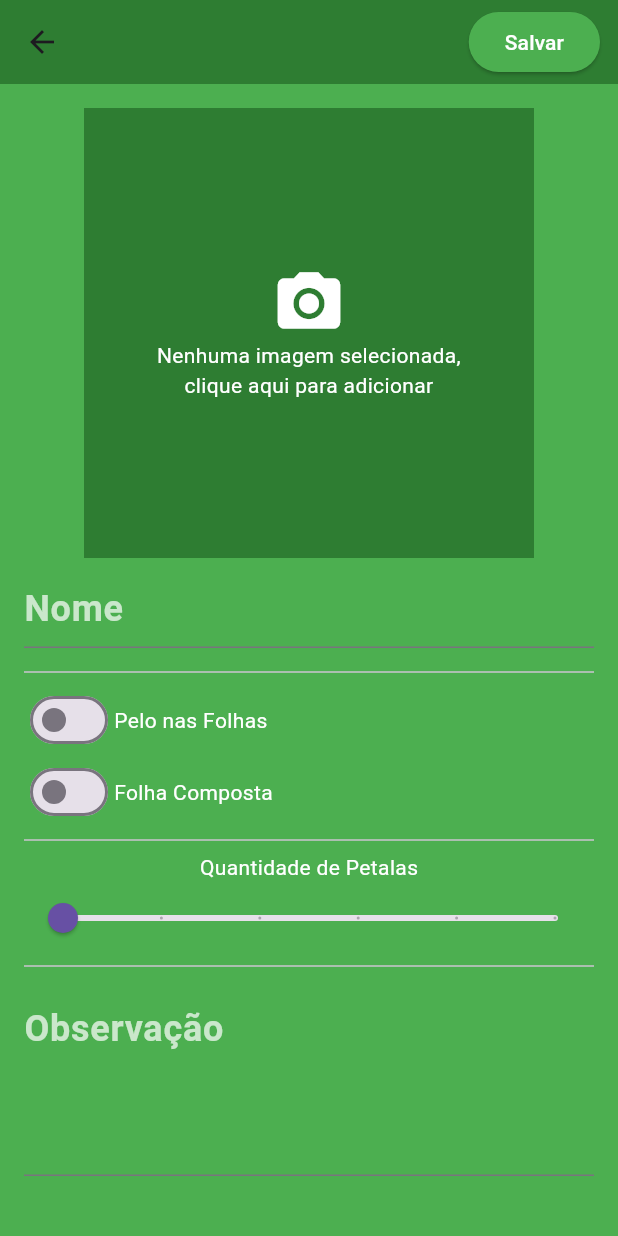
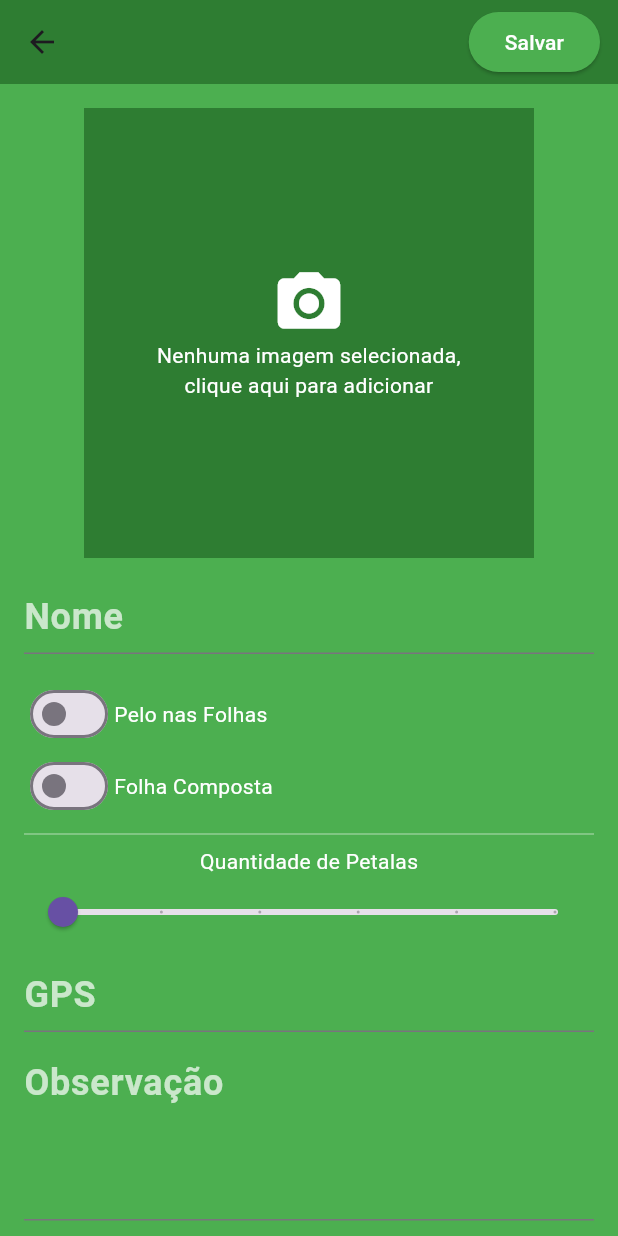
Before and after one commit to MarcosPrintes001/Bio_catalogo, a Flutter app: the screen it shows after launch, after a tap on the "add" icon, on a phone screen of 412 x 824 dp. Run offline on Flutter 3.47's test engine with Material 3 defaults, Android fonts, the phone set to English and light mode, and no system bars; our stand-ins replace image_picker, sqflite; accounts and stored records are empty.

Commit message:
salvando dados no banco, ajustar tela de details e formPalnt

```diff
--- a/lib/db/plants_database.dart
+++ b/lib/db/plants_database.dart
@@ -50,6 +50,7 @@ CREATE TABLE $tablePlants (
     final db = await instance.database;
 
     final id = await db.insert(tablePlants, plant.toJson());
+    print(plant.observation);
     return plant.copy(id: id);
   }
 
--- a/lib/main.dart
+++ b/lib/main.dart
@@ -10,6 +10,7 @@ void main() async {
   ]);
   runApp(const MainApp());
 }
+
 
 class MainApp extends StatelessWidget {
   const MainApp({super.key});
--- a/lib/pages/edit_plant.dart
+++ b/lib/pages/edit_plant.dart
@@ -30,11 +30,6 @@ class _AddEditPlantPageState extends State<AddEditPlantPage> {
 
   late String observation;
   late String gpsLocation;
-
-  // late bool isImportant;
-  // late int number;
-  // late String title;
-  // late String description;
 
   @override
   void initState() {
@@ -89,19 +84,21 @@ class _AddEditPlantPageState extends State<AddEditPlantPage> {
                     onChangedpetalCount: (onChangedpetalCount) =>
                         setState(() => this.petalCount = onChangedpetalCount),
                     onChangedhasLeafHair: (onChangedhasLeafHair) =>
-                        setState(() => this.hasLeafHair),
+                        setState(() => this.hasLeafHair = onChangedhasLeafHair),
                     onChangedisGlabrous: (onChangedisGlabrous) =>
-                        setState(() => this.isGlabrous),
+                        setState(() => this.isGlabrous = onChangedisGlabrous),
                     onChangedhasSimpleLeaf: (onChangedhasSimpleLeaf) =>
-                        setState(() => this.hasSimpleLeaf),
+                        setState(
+                            () => this.hasSimpleLeaf = onChangedhasSimpleLeaf),
                     onChangedhasCompostLeaf: (onChangedhasCompostLeaf) =>
-                        setState(() => this.hasLeafHair),
+                        setState(() =>
+                            this.hasCompostLeaf = onChangedhasCompostLeaf),
                     onChangedhasStipule: (onChangedhasStipule) =>
-                        setState(() => this.hasStipule),
+                        setState(() => this.hasStipule = onChangedhasStipule),
                     onChangedgpsLocation: (onChangedgpsLocation) =>
-                        setState(() => this.gpsLocation),
+                        setState(() => this.gpsLocation = onChangedgpsLocation),
                     onChangedobservation: (onChangedobservation) =>
-                        setState(() => this.observation),
+                        setState(() => this.observation = onChangedobservation),
                   ),
                 ],
               )),
@@ -109,7 +106,7 @@ class _AddEditPlantPageState extends State<AddEditPlantPage> {
       );
 
   Widget buildButton() {
-    final isFormValid = name.isNotEmpty && observation.isNotEmpty;//adicionar mais verificações
+    final isFormValid = imagePath.isNotEmpty && name.isNotEmpty && observation.isNotEmpty && gpsLocation.isNotEmpty; //adicionar mais verificações
 
     return Padding(
       padding: const EdgeInsets.symmetric(vertical: 8, horizontal: 12),
--- a/lib/widget/plant_form_widget.dart
+++ b/lib/widget/plant_form_widget.dart
@@ -2,7 +2,6 @@ import 'dart:io';
 
 import 'package:flutter/material.dart';
 import 'package:image_picker/image_picker.dart';
-import 'package:path/path.dart';
 
 class PlantForm extends StatelessWidget {
   final String? imagePath;
@@ -38,6 +37,9 @@ class PlantForm extends StatelessWidget {
     this.hasSimpleLeaf = false,
     this.hasCompostLeaf = false,
     this.hasStipule = false,
+    this.gpsLocation = '',
+    this.observation = '',
+    this.imagePath = '',
     required this.onChangedimagePath,
     required this.onChangedname,
     required this.onChangedpetalCount,
@@ -48,9 +50,6 @@ class PlantForm extends StatelessWidget {
     required this.onChangedhasStipule,
     required this.onChangedobservation,
     required this.onChangedgpsLocation,
-    this.gpsLocation = '',
-    this.observation = '',
-    this.imagePath,
   }) : super(key: key);
 
   @override
@@ -61,10 +60,9 @@ class PlantForm extends StatelessWidget {
             mainAxisSize: MainAxisSize.min,
             children: [
               buildImagePreview(),
-              const SizedBox(height: 8),
+              const SizedBox(height: 16),
               buildName(),
-              const SizedBox(height: 8),
-              const Divider(),
+              const SizedBox(height: 16),
               Row(
                 children: [
                   Switch(
@@ -83,7 +81,7 @@ class PlantForm extends StatelessWidget {
               ),
               Row(
                 children: [
-                 Switch(
+                  Switch(
                     value: hasCompostLeaf ?? false,
                     onChanged: (newValue) {
                       onChangedhasCompostLeaf(newValue);
@@ -97,7 +95,8 @@ class PlantForm extends StatelessWidget {
                   ),
                 ],
               ),
-              const Divider(),
+
+              const Divider(color: Colors.white38,),
               const Text("Quantidade de Petalas",
                   style: TextStyle(color: Colors.white)),
               Slider(
@@ -108,10 +107,10 @@ class PlantForm extends StatelessWidget {
                 divisions: 5,
                 onChanged: (petal) => onChangedpetalCount(petal.toInt()),
               ),
-              const Divider(),
               const SizedBox(height: 8),
+              buildGPS(),
+              const SizedBox(height: 16),
               buildObservation(),
-              const SizedBox(height: 16),
             ],
           ),
         ),
@@ -167,13 +166,19 @@ class PlantForm extends StatelessWidget {
         maxLines: 1,
         initialValue: name,
         style: const TextStyle(
-          color: Colors.white70,
           fontWeight: FontWeight.bold,
           fontSize: 24,
+          color: Colors.white, // Cor do texto
         ),
         decoration: const InputDecoration(
           hintText: 'Nome',
-          hintStyle: TextStyle(color: Colors.white70),
+          hintStyle: TextStyle(
+            color: Colors.white70,
+          ),
+          contentPadding: EdgeInsets.only(bottom: 1.6),
+          border: UnderlineInputBorder(
+            borderSide: BorderSide(color: Colors.white, width: 2.0),
+          ),
         ),
         validator: (title) => title != null && title.isEmpty
             ? 'O nome não pode ficar vazio'
@@ -185,17 +190,46 @@ class PlantForm extends StatelessWidget {
         maxLines: 3,
         initialValue: observation,
         style: const TextStyle(
-          color: Colors.white70,
           fontWeight: FontWeight.bold,
           fontSize: 24,
+          color: Colors.white, // Cor do texto
         ),
         decoration: const InputDecoration(
           hintText: 'Observação',
-          hintStyle: TextStyle(color: Colors.white70),
+          hintStyle: TextStyle(
+            color: Colors.white70,
+          ),
+          contentPadding: EdgeInsets.only(bottom: 1.6),
+          border: UnderlineInputBorder(
+            borderSide: BorderSide(color: Colors.white, width: 2.0),
+          ),
         ),
-        validator: (observacao) => observacao != null && observacao.isEmpty
+        validator: (title) => title != null && title.isEmpty
             ? 'A observação não pode ficar vazia'
             : null,
         onChanged: onChangedobservation,
       );
+
+  Widget buildGPS() => TextFormField(
+        maxLines: 1,
+        initialValue: gpsLocation,
+        style: const TextStyle(
+          fontWeight: FontWeight.bold,
+          fontSize: 24,
+          color: Colors.white, // Cor do texto
+        ),
+        decoration: const InputDecoration(
+          hintText: 'GPS',
+          hintStyle: TextStyle(
+            color: Colors.white70,
+          ),
+          contentPadding: EdgeInsets.only(bottom: 1.6),
+          border: UnderlineInputBorder(
+            borderSide: BorderSide(color: Colors.white, width: 2.0),
+          ),
+        ),
+        validator: (gps) =>
+            gps != null && gps.isEmpty ? 'O GPS não pode ficar vazio' : null,
+        onChanged: onChangedgpsLocation,
+      );
 }
```
Also changed, not shown: lib/pages/plant_detail.dart (+59 -3 lines).
